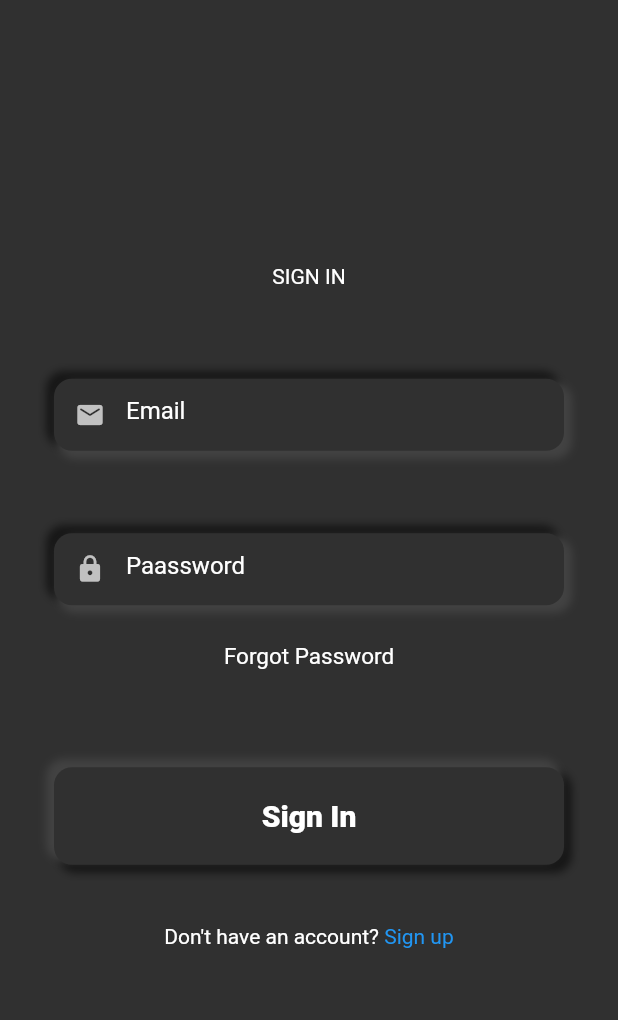
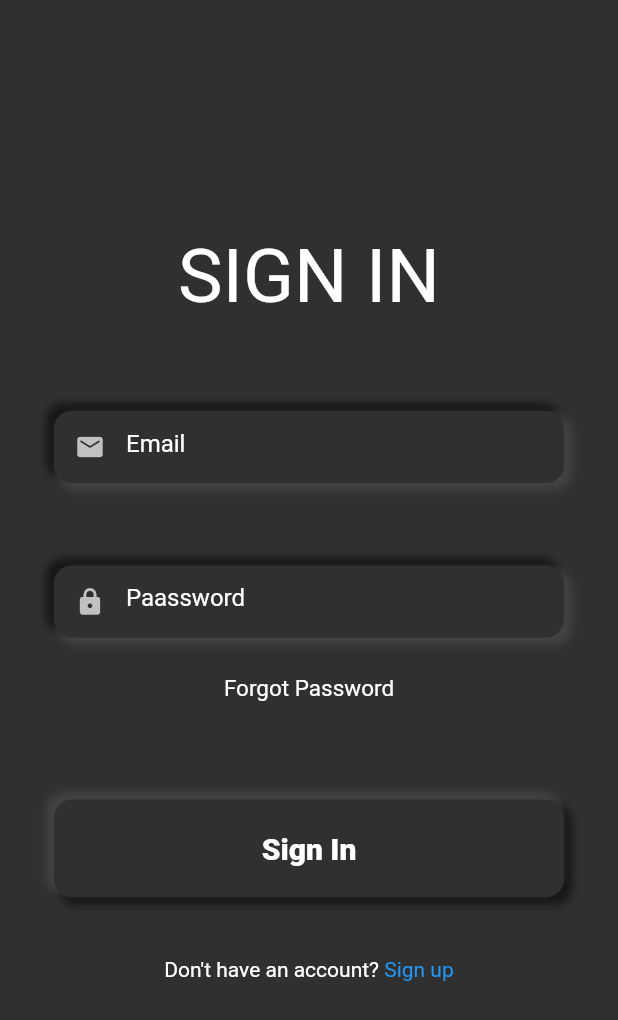
Before and after one commit to Thokozani7/musicApp, a Flutter app: the screen it shows after launch, on a phone screen of 412 x 824 dp. Shown: the top 1020 px of the screen. Run offline on Flutter 3.47's test engine with Material 2 defaults, Android fonts, the phone set to English and light mode, and no system bars; our stand-ins replace font_awesome_flutter, just_audio; missing offline and left inert: curved_drawer, flutter_audio_query.

Commit message:
font change on the sign in header

```diff
--- a/MobileApp/lib/screens/sign_in/login_page.dart
+++ b/MobileApp/lib/screens/sign_in/login_page.dart
@@ -145,7 +145,7 @@ class _LoginPageState extends State<LoginPage> {
                     //     fit: BoxFit.contain,
                     //   ),
                     // ),
-                    Text("SIGN IN"),
+                    Text("SIGN IN",style: TextStyle(fontSize: 50)),
                     SizedBox(height: 45.0),
                     // emailField,
                     RectangulaInputField(
```
